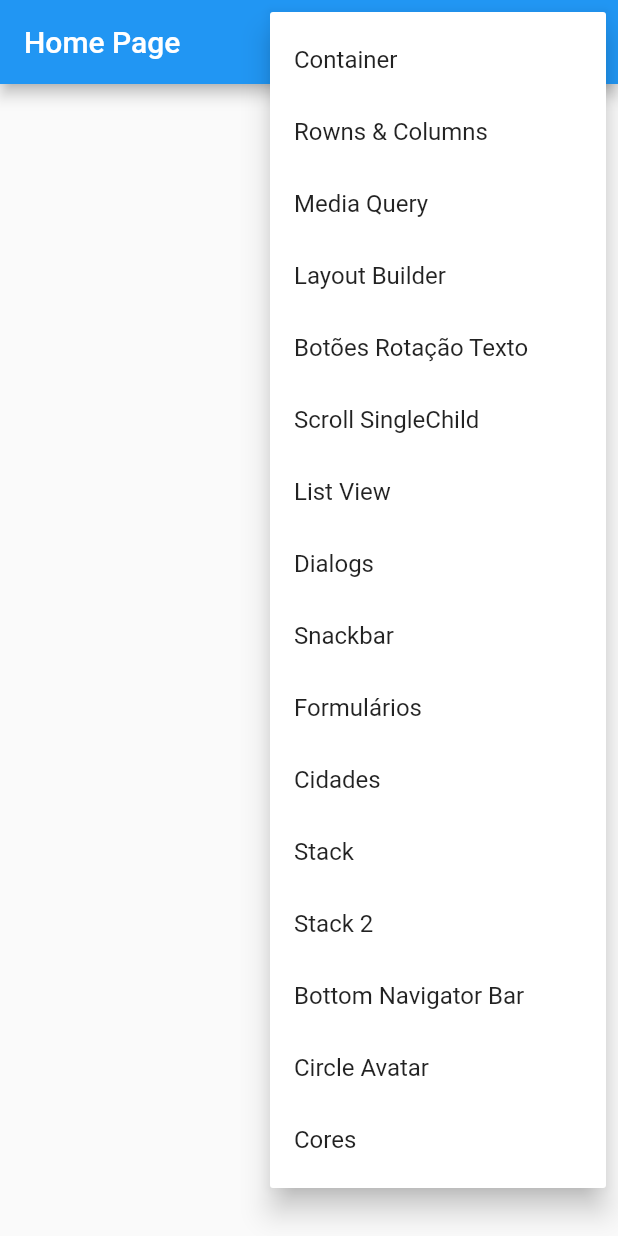
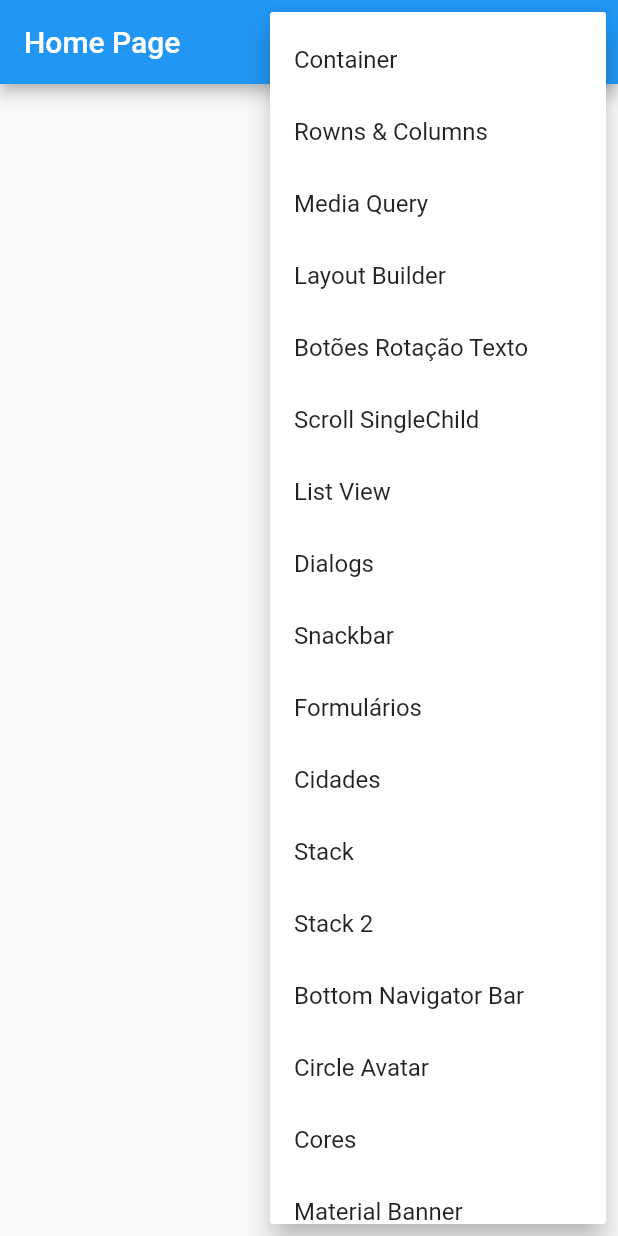
Before and after one commit to JnrMoraes/flutter-popup-menu, a Flutter app: the screen it shows after launch, after a tap on the "more vert" icon, on a phone screen of 412 x 824 dp. Run offline on Flutter 3.47's test engine with Material 2 defaults, Android fonts, the phone set to English and light mode, and no system bars; our stand-ins replace device_preview.

Commit message:
Material Banner

```diff
--- a/lib/main.dart
+++ b/lib/main.dart
@@ -11,6 +11,7 @@ import 'pages/dialogs/dialogs_page.dart';
 import 'pages/formulario/formulario_page.dart';
 import 'pages/home/home_page.dart';
 import 'pages/layout_builder/layout_builder_page.dart';
+import 'pages/material_banner/material_banner_page.dart';
 import 'pages/media_query/media_query_page.dart';
 import 'pages/rows_columns/row_column_page.dart';
 import 'pages/scrolls/list_view_page.dart';
@@ -58,6 +59,7 @@ class MyApp extends StatelessWidget {
         '/bottom_navigator_bar': (_) => const BottomNavigatorBarPage(),
         '/circle_avatar': (_) => const CircleAvatarPage(),
         '/colors': (_) => const ColorsPage(),
+        '/material_banner': (_) => const MaterialBannerPage(),
       },
     );
   }
--- a/lib/pages/home/home_page.dart
+++ b/lib/pages/home/home_page.dart
@@ -17,6 +17,7 @@ enum PopupMenuPages {
   bottomNavigator,
   circleAvatar,
   colors,
+  materialBanner,
 }
 
 class HomePage extends StatelessWidget {
@@ -78,6 +79,8 @@ class HomePage extends StatelessWidget {
                   break;
                 case PopupMenuPages.colors:
                   Navigator.of(context).pushNamed('/colors');
+                  break;case PopupMenuPages.materialBanner:
+                  Navigator.of(context).pushNamed('/material_banner');
                   break;
               }
             },
@@ -146,6 +149,9 @@ class HomePage extends StatelessWidget {
                 const PopupMenuItem<PopupMenuPages>(
                   value: PopupMenuPages.colors,
                   child: Text('Cores'),
+                ),const PopupMenuItem<PopupMenuPages>(
+                  value: PopupMenuPages.materialBanner,
+                  child: Text('Material Banner'),
                 ),
               ];
             },
```
Also changed, not shown: lib/pages/material_banner/material_banner_page.dart (added, +62 -0 lines).
